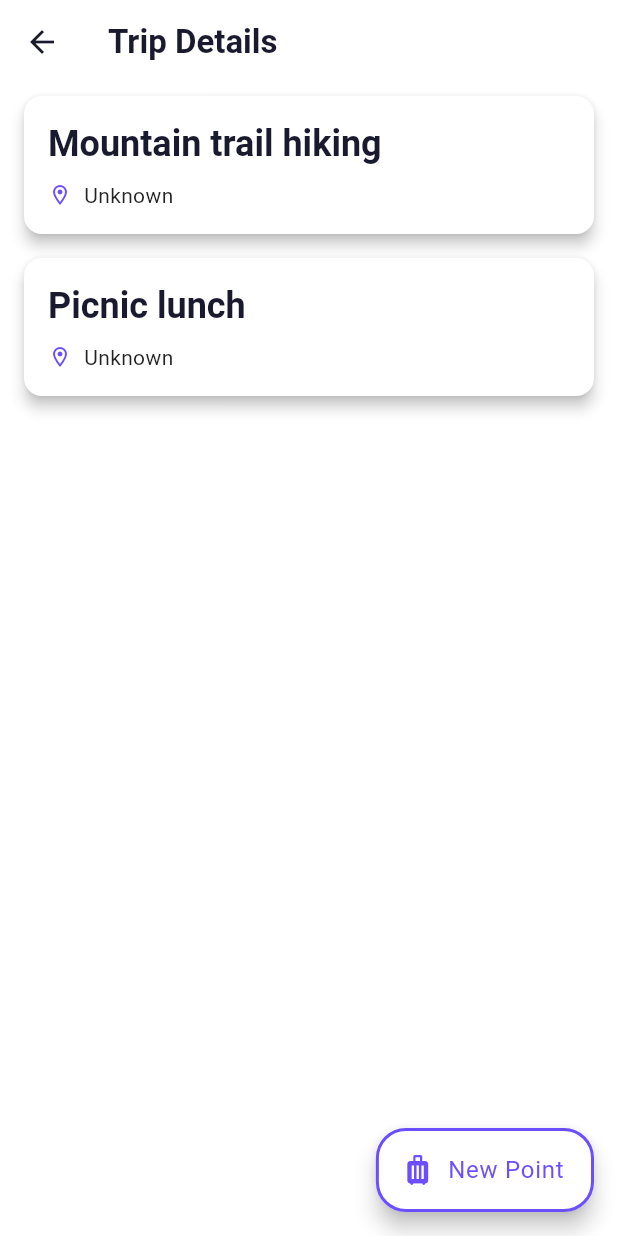
After one commit to kroxon/trip_organizer, a Flutter app: the TripScreen screen opened directly with sample values from the repository, on a phone screen of 412 x 824 dp. The commit adds this screen. Run offline on Flutter 3.47's test engine with Material 3 defaults, Android fonts, the phone set to English and light mode, and no system bars; our stand-ins replace firebase_auth, firebase_core, flutter_dotenv, flutter_riverpod, google_fonts, google_sign_in and 1 more; missing offline and left inert: google_places_autocomplete_text_field; accounts and stored records are empty; generated files the repository leaves out were written again.

Commit message:
Create screens for trip and point of trip
Created new screens for trip and point of trip, and renamed the old
ones to be more descriptive. Updated the data model to reflect the new structure.

```diff
--- a/lib/models/trip.dart
+++ b/lib/models/trip.dart
@@ -1,19 +1,19 @@
 import 'package:trip_organizer/models/checklist_item.dart';
-import 'package:trip_organizer/models/itinerary_item.dart';
+import 'package:trip_organizer/models/trip_point.dart';
 
 class Trip {
   final String title;
   final List<ChecklistItem> checklist;
   final DateTime startDate;
   final String? weather;
-  final List<ItineraryItem> itinerary;
+  final List<TripPoint> tripPoints;
 
   Trip({
     required this.title,
     required this.checklist,
     required this.startDate,
     this.weather,
-    required this.itinerary,
+    required this.tripPoints,
   });
 
   bool get isChecklistComplete => checklist.every((item) => item.isChecked);
--- a/lib/models/itinerary_item.dart
+++ b/lib/models/trip_point.dart
@@ -1,4 +1,4 @@
-class ItineraryItem {
+class TripPoint {
   final String place;
   final DateTime date;
   final List<String>? ticketUrls;
@@ -7,7 +7,7 @@ class ItineraryItem {
   final List<String>? links;
   final String? weather;
 
-  ItineraryItem({
+  TripPoint({
     required this.place,
     required this.date,
     this.ticketUrls,
--- /dev/null
+++ b/lib/screens/trip.dart
@@ -0,0 +1,59 @@
+import 'package:flutter/material.dart';
+import 'package:trip_organizer/models/trip.dart';
+import 'package:trip_organizer/screens/point_of_trip.dart';
+import 'package:trip_organizer/widgets/floating_action_btn.dart';
+import 'package:trip_organizer/widgets/trip_point_card.dart';
+
+class TripScreen extends StatefulWidget {
+  const TripScreen({super.key, this.trip, required this.isEditing});
+
+  final Trip? trip;
+  final bool isEditing;
+
+  @override
+  State<TripScreen> createState() => _TripScreenState();
+}
+
+class _TripScreenState extends State<TripScreen> {
+  @override
+  Widget build(BuildContext context) {
+    return Scaffold(
+      appBar: AppBar(
+        title: const Text('Trip Details'),
+      ),
+      body: Center(
+        child: ListView.builder(
+          itemCount: widget.trip?.tripPoints.length,
+          itemBuilder: (ctx, index) {
+            final tripPoint = widget.trip?.tripPoints[index];
+            return TripPointCard(
+              tripPoint: tripPoint!,
+              onTap: () {
+                Navigator.push(
+                  context,
+                  MaterialPageRoute(
+                    builder: (context) => PointOfTripScreen(
+                      tripPoint: tripPoint,
+                      isEditing: false,
+                    ),
+                  ),
+                );
+              },
+            );
+          },
+        ),
+      ),
+      floatingActionButton: CustomFloatingActionButton(
+        label: 'New Point',
+        onPressed: () {
+          Navigator.push(
+            context,
+            MaterialPageRoute(
+              builder: (context) => const PointOfTripScreen(isEditing: true),
+            ),
+          );
+        },
+      ),
+    );
+  }
+}
--- a/lib/widgets/floating_action_btn.dart
+++ b/lib/widgets/floating_action_btn.dart
@@ -3,8 +3,10 @@ import 'package:flutter_riverpod/flutter_riverpod.dart';
 import 'package:trip_organizer/providers/theme_provider.dart';
 
 class CustomFloatingActionButton extends StatelessWidget {
-  const CustomFloatingActionButton({super.key, required this.onPressed});
+  const CustomFloatingActionButton(
+      {super.key, required this.onPressed, required this.label});
   final void Function() onPressed;
+  final String label;
 
   @override
   Widget build(BuildContext context) {
@@ -16,7 +18,7 @@ class CustomFloatingActionButton extends StatelessWidget {
         return FloatingActionButton.extended(
           onPressed: onPressed,
           label: Text(
-            'New Travel',
+            label,
             style: Theme.of(context).textTheme.bodyLarge!.copyWith(
                   color: isDarkMode
                       ? Colors.white
@@ -30,9 +32,8 @@ class CustomFloatingActionButton extends StatelessWidget {
                 ? Colors.white
                 : Theme.of(context).colorScheme.primary,
           ),
-          backgroundColor: isDarkMode
-              ? Theme.of(context).colorScheme.primary
-              : Colors.white,
+          backgroundColor:
+              isDarkMode ? Theme.of(context).colorScheme.primary : Colors.white,
           shape: RoundedRectangleBorder(
             borderRadius: BorderRadius.circular(20),
             side: isDarkMode
--- /dev/null
+++ b/lib/widgets/trip_point_card.dart
@@ -0,0 +1,57 @@
+import 'package:flutter/material.dart';
+import 'package:trip_organizer/models/trip_point.dart';
+
+class TripPointCard extends StatelessWidget {
+  const TripPointCard({
+    super.key,
+    required this.tripPoint,
+    this.onTap,
+  });
+
+  final TripPoint tripPoint;
+  final void Function()? onTap;
+
+  @override
+  Widget build(BuildContext context) {
+    return Card(
+      elevation: 4.0,
+      margin: const EdgeInsets.symmetric(horizontal: 16.0, vertical: 8.0),
+      shape: RoundedRectangleBorder(borderRadius: BorderRadius.circular(12.0)),
+      color: Theme.of(context).colorScheme.surface,
+      child: InkWell(
+        onTap: onTap,
+        child: Padding(
+          padding: const EdgeInsets.all(16.0),
+          child: Column(
+            crossAxisAlignment: CrossAxisAlignment.start,
+            children: [
+              Text(
+                tripPoint.place,
+                style: Theme.of(context).textTheme.headlineSmall?.copyWith(
+                      fontWeight: FontWeight.bold,
+                      color: Theme.of(context).colorScheme.onSurface,
+                    ),
+                maxLines: 1,
+                overflow: TextOverflow.ellipsis,
+              ),
+              const SizedBox(height: 8.0),
+              Row(
+                children: [
+                  Icon(Icons.location_on_outlined,
+                      color: Theme.of(context).colorScheme.primary, size: 16.0),
+                  const SizedBox(width: 8.0),
+                  Text(
+                    tripPoint.googleMapsUrl ?? 'Unknown',
+                    style: Theme.of(context).textTheme.bodyMedium?.copyWith(
+                          color: Theme.of(context).colorScheme.onSurfaceVariant,
+                        ),
+                  ),
+                ],
+              ),
+            ],
+          ),
+        ),
+      ),
+    );
+  }
+}
```
Also changed, not shown: lib/data/trips.dart (+7 -7 lines), lib/main.dart (+4 -4 lines), lib/screens/home.dart (renamed from lib/screens/travels.dart, +10 -13 lines), lib/screens/point_of_trip.dart (renamed from lib/screens/trip_detail.dart, +25 -11 lines), lib/widgets/trip_card.dart (+25 -24 lines).
